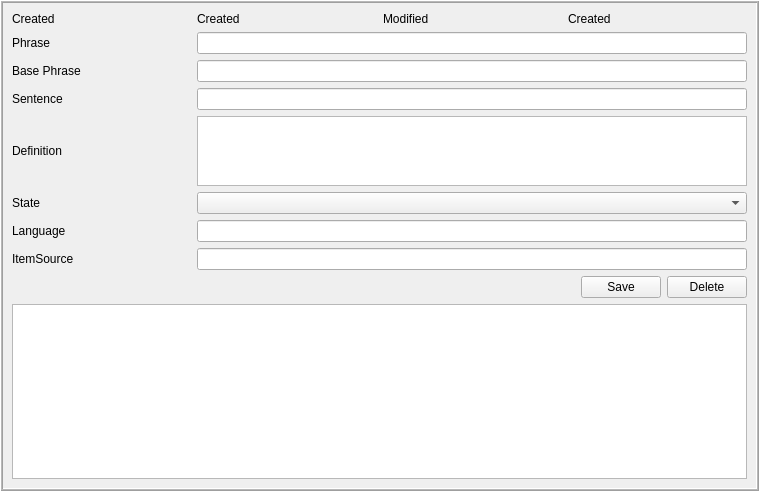
Qt form qtdesigner/terminfo.ui (t123/ReadingTool.Python) before a commit.
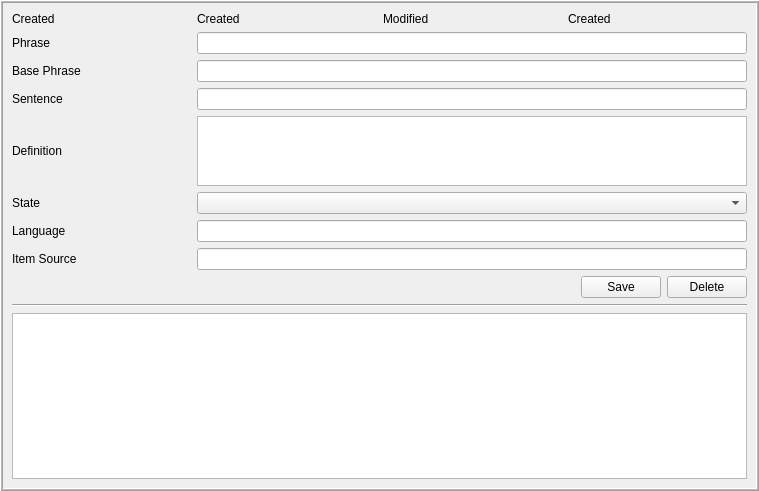
The same form after that commit.

The edit to the form file:
```diff
--- a/qtdesigner/terminfo.ui
+++ b/qtdesigner/terminfo.ui
@@ -32,12 +32,6 @@
       <number>1</number>
      </property>
      <layout class="QVBoxLayout" name="verticalLayout">
-      <property name="spacing">
-       <number>6</number>
-      </property>
-      <property name="margin">
-       <number>9</number>
-      </property>
       <item>
        <layout class="QGridLayout" name="gridLayout">
         <item row="0" column="0">
@@ -143,7 +137,7 @@
         <item row="7" column="0">
          <widget class="QLabel" name="label_7">
           <property name="text">
-           <string>ItemSource</string>
+           <string>Item Source</string>
           </property>
          </widget>
         </item>
@@ -190,6 +184,13 @@
         </item>
        </layout>
       </item>
+      <item>
+       <widget class="Line" name="line">
+        <property name="orientation">
+         <enum>Qt::Horizontal</enum>
+        </property>
+       </widget>
+      </item>
       <item>
        <widget class="QTableWidget" name="twHistory">
         <property name="editTriggers">
```
Left out of the diff: 23 changed lines with no effect on the pictures.
